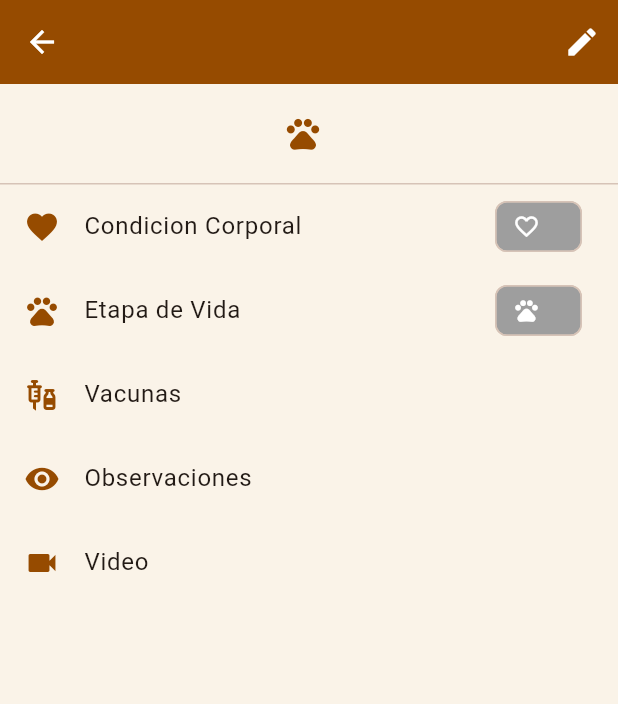
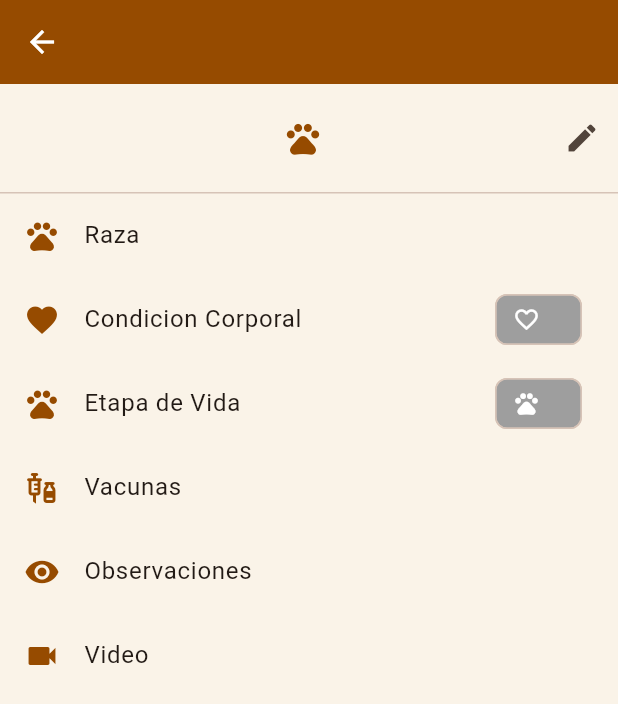
Before and after one commit to Lovelyx-del/cowcontrol-app, a Flutter app: the DetalleAnimalScreen screen opened directly with empty values, on a phone screen of 412 x 824 dp. Shown: the top 704 px of the screen. Run offline on Flutter 3.47's test engine with Material 3 defaults, Android fonts, the phone set to English and light mode, and no system bars; our stand-ins replace flutter_dotenv, supabase_flutter; accounts and stored records are empty.

Commit message:
Update detalle_animal_screen.dart
vuelvo a la version anterior

```diff
--- a/lib/screens/detalle_animal_screen.dart
+++ b/lib/screens/detalle_animal_screen.dart
@@ -38,6 +38,7 @@ class _DetalleAnimalScreenState extends State<DetalleAnimalScreen> {
     super.initState();
     _animal = widget.animal;
   }
+
   Future<void> _abrir(Widget pantalla) async {
     final resultado = await Navigator.of(
       context,
@@ -68,44 +69,60 @@ class _DetalleAnimalScreenState extends State<DetalleAnimalScreen> {
     if (mounted) setState(() => _animal = actualizado);
   }
 
+  static const _categoriasHembra = {'vaca', 'ternera', 'vaquillona'};
+
   @override
   Widget build(BuildContext context) {
-    final esHembra = _animal.categoria == 'hembra';
+    final esHembra = _categoriasHembra.contains(_animal.categoria);
 
     return Scaffold(
       appBar: AppBar(
         title: Text(widget.campo.nombreCampo),
         centerTitle: false,
         titleSpacing: 12,
-        actions: [
-          IconButton(
-            icon: const Icon(Icons.edit),
-            onPressed: _editar,
-          ),
-        ],
       ),
       body: ListView(
         children: [
-          const SizedBox(height: 20),
-          Center(
-            child: Row(
-              mainAxisSize: MainAxisSize.min,
-              children: [
-                CategoriaBadge(categoria: _animal.categoria),
-                const SizedBox(width: 8),
-                Text(
-                  _animal.nombreMostrado,
-                  style: const TextStyle(
-                    fontWeight: FontWeight.bold,
-                    fontFamily: 'monospace',
-                    fontSize: 16,
+          const SizedBox(height: 12),
+          Row(
+            children: [
+              const SizedBox(width: 48),
+              Expanded(
+                child: Center(
+                  child: Row(
+                    mainAxisSize: MainAxisSize.min,
+                    children: [
+                      CategoriaBadge(categoria: _animal.categoria),
+                      const SizedBox(width: 8),
+                      Flexible(
+                        child: Text(
+                          _animal.nombreMostrado,
+                          overflow: TextOverflow.ellipsis,
+                          style: const TextStyle(
+                            fontWeight: FontWeight.bold,
+                            fontFamily: 'monospace',
+                            fontSize: 16,
+                          ),
+                        ),
+                      ),
+                    ],
                   ),
                 ),
-              ],
-            ),
+              ),
+              IconButton(
+                icon: const Icon(Icons.edit),
+                onPressed: _editar,
+              ),
+            ],
           ),
-          const SizedBox(height: 20),
+          const SizedBox(height: 12),
           const Divider(height: 1),
+          _FilaMenu(
+            icono: Icons.pets_outlined,
+            etiqueta: 'Raza',
+            trailing: Text(_animal.raza ?? 'Sin especificar'),
+            onTap: _editar,
+          ),
           _FilaMenu(
             icono: Icons.favorite,
             etiqueta: 'Condicion Corporal',
@@ -170,8 +187,17 @@ class _FilaMenu extends StatelessWidget {
   Widget build(BuildContext context) {
     return ListTile(
       leading: Icon(icono, color: AppColors.marronPrincipal),
-      title: Text(etiqueta),
-      trailing: trailing,
+      title: Text(
+        etiqueta,
+        maxLines: 1,
+        overflow: TextOverflow.ellipsis,
+      ),
+      trailing: trailing == null
+          ? null
+          : ConstrainedBox(
+              constraints: const BoxConstraints(maxWidth: 170),
+              child: trailing,
+            ),
       onTap: onTap,
     );
   }
```
